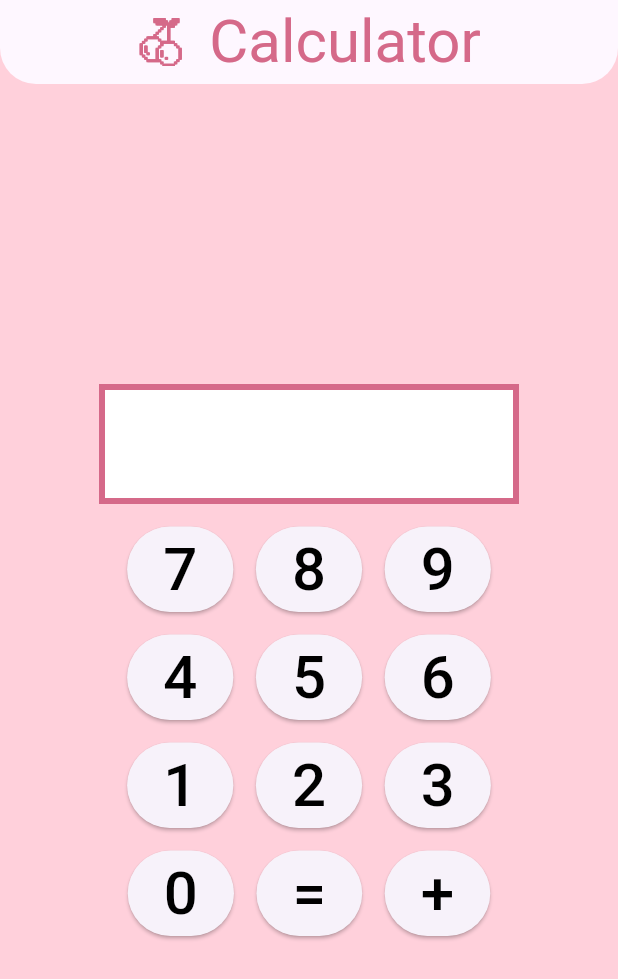
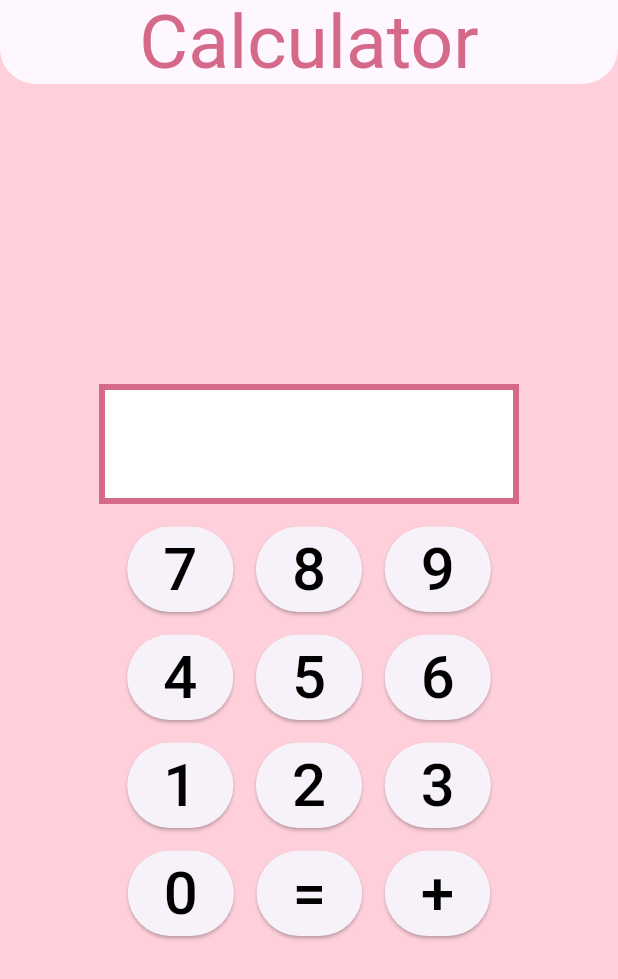
Before and after one commit to strawbloom/calculator, a Flutter app: the screen it shows after launch, on a phone screen of 412 x 824 dp. Shown: the top 979 px of the screen. Run offline on Flutter 3.47's test engine with Material 3 defaults, Android fonts, the phone set to English and light mode, and no system bars; our stand-ins replace flutter_svg, google_fonts.

Commit message:
Comment out the logo SVG and increase the AppBar title font size.

```diff
--- a/lib/home.dart
+++ b/lib/home.dart
@@ -15,20 +15,20 @@ class Calculator extends StatelessWidget {
           title: Row(
             mainAxisAlignment: MainAxisAlignment.center,
             children: [
-              SvgPicture.asset(
-                'assets/icons/logo.svg',
-                width: 32,
-                height: 32,
-                colorFilter: ColorFilter.mode(
-                  Color(0xffD56989),
-                  BlendMode.srcIn,
-                ),
-              ),
-              SizedBox(width: 16),
+              // SvgPicture.asset(
+              //   'assets/icons/logo.svg',
+              //   width: 32,
+              //   height: 32,
+              //   colorFilter: ColorFilter.mode(
+              //     Color(0xffD56989),
+              //     BlendMode.srcIn,
+              //   ),
+              // ),
+              // SizedBox(width: 16),
               Text(
                 'Calculator',
                 style: GoogleFonts.jersey15(
-                  textStyle: TextStyle(fontSize: 40, color: Color(0xffD56989)),
+                  textStyle: TextStyle(fontSize: 50, color: Color(0xffD56989)),
                 ),
               ),
             ],
```
